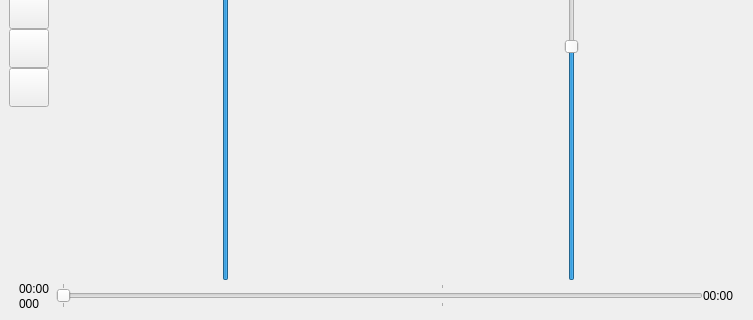
Qt form GUI/main_window.ui (Eugene-q/PresenterPlayer) before a commit; both pictures show x 0 to 753 and y 259 to 579 of the 753 by 579 pixel window.
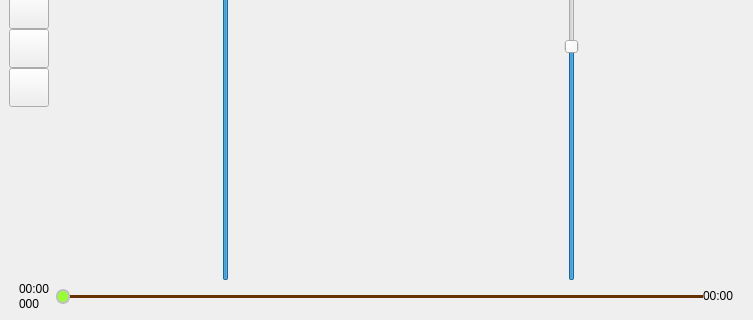
The same form after that commit. Icons and pictures are not drawn.

Patch:
```diff
--- a/GUI/main_window.ui
+++ b/GUI/main_window.ui
@@ -720,9 +720,37 @@
       </item>
       <item>
        <widget class="QSlider" name="sliderPlaybackPos">
+        <property name="styleSheet">
+         <string notr="true">QSlider::horizontal{
+	height: 30px;
+}
+QSlider::groove:horizontal {
+    border-radius: 1px;       
+    height: 5px;              
+    margin: -1px 0;           
+}
+QSlider::handle:horizontal {
+    background-color: #99ff33;
+    border: 2px solid #c0c0c0;
+    height: 14px;     
+    width: 10px;
+    margin: -5px 0;     
+    border-radius: 7px;
+    padding: -5px 0px;  
+}
+QSlider::add-page:horizontal {
+    background: #663300;
+}
+QSlider::sub-page:horizontal {
+    background: darkgray;
+}</string>
+        </property>
         <property name="maximum">
          <number>180000</number>
         </property>
+        <property name="value">
+         <number>0</number>
+        </property>
         <property name="orientation">
          <enum>Qt::Horizontal</enum>
         </property>
```
